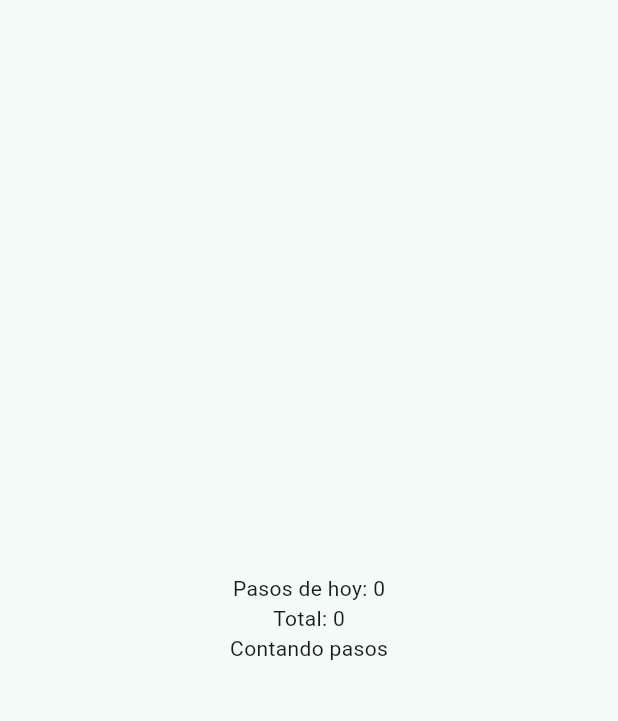
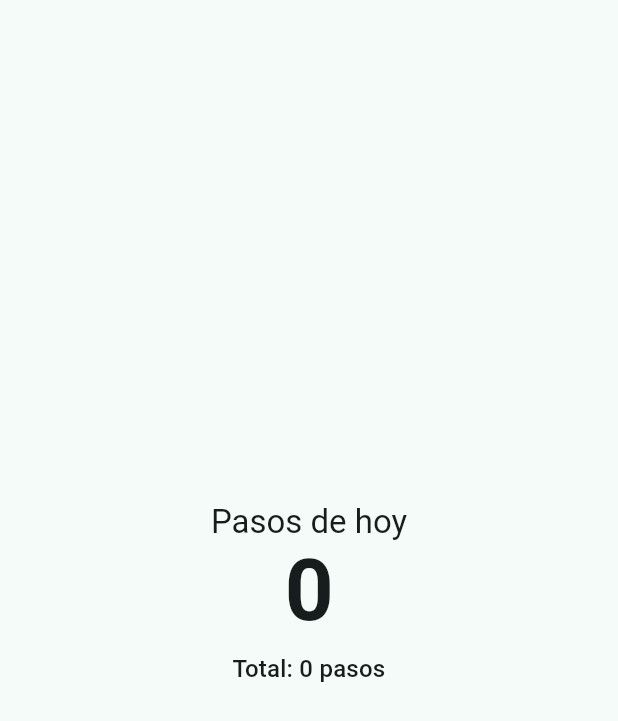
Before and after one commit to Ivanknop/gramonia-steps, a Flutter app: the screen it shows after launch, on a phone screen of 412 x 824 dp. Shown: the top 721 px of the screen. Run offline on Flutter 3.47's test engine with Material 3 defaults, Android fonts, the phone set to English and light mode, and no system bars; our stand-ins replace material_ui, pedometer, permission_handler, shared_preferences.

Commit message:
Pantalla de pasos con avisos de permiso y botón de debug +1.000
Co-Authored-By: Claude Opus 5.5 <noreply@anthropic.com>

```diff
--- a/lib/app.dart
+++ b/lib/app.dart
@@ -3,6 +3,7 @@ import 'package:material_ui/material_ui.dart';
 import 'services/step_sensor.dart';
 import 'services/step_storage.dart';
 import 'strings.dart';
+import 'ui/home_screen.dart';
 import 'ui/step_controller.dart';
 
 class GramoniaApp extends StatefulWidget {
@@ -55,30 +56,7 @@ class _GramoniaAppState extends State<GramoniaApp> with WidgetsBindingObserver {
     return MaterialApp(
       title: Strings.appTitle,
       theme: ThemeData(colorSchemeSeed: Colors.teal),
-      // Pantalla provisoria para probar el sensor; la definitiva va en el paso 5.
-      home: Scaffold(
-        body: Center(
-          child: ListenableBuilder(
-            listenable: _controller,
-            builder: (context, _) => Column(
-              mainAxisSize: MainAxisSize.min,
-              children: [
-                Text(Strings.today(_controller.state.todaySteps)),
-                Text(Strings.total(_controller.state.totalSteps)),
-                Text(_statusText(_controller.status)),
-              ],
-            ),
-          ),
-        ),
-      ),
+      home: HomeScreen(controller: _controller),
     );
   }
-
-  String _statusText(StepStatus status) => switch (status) {
-    StepStatus.loading => Strings.loading,
-    StepStatus.tracking => Strings.tracking,
-    StepStatus.needsPermission => Strings.needsPermission,
-    StepStatus.permissionBlocked => Strings.permissionBlocked,
-    StepStatus.noSensor => Strings.noSensor,
-  };
 }
--- a/lib/strings.dart
+++ b/lib/strings.dart
@@ -2,11 +2,26 @@
 abstract final class Strings {
   static const appTitle = 'Gramonia';
   static const loading = 'Cargando…';
-  static String today(int steps) => 'Pasos de hoy: $steps';
-  static String total(int steps) => 'Total: $steps';
-  static const tracking = 'Contando pasos';
-  static const needsPermission = 'Falta el permiso de actividad física.';
+  static const todayLabel = 'Pasos de hoy';
+  static String total(int steps) => 'Total: ${formatNumber(steps)} pasos';
+  static const needsPermission =
+      'Para contar tus pasos, Gramonia necesita el permiso de actividad física.';
+  static const grantPermission = 'Dar permiso';
   static const permissionBlocked =
-      'El permiso está bloqueado. Activalo en los Ajustes de la app.';
+      'El permiso de actividad física está bloqueado. '
+      'Activalo en los Ajustes de la app.';
+  static const openSettings = 'Abrir ajustes';
   static const noSensor = 'Este celular no tiene sensor de pasos.';
+  static String debugAdd(int steps) => '+${formatNumber(steps)} pasos';
+
+  /// 12345 → "12.345".
+  static String formatNumber(int n) {
+    final digits = n.abs().toString();
+    final buffer = StringBuffer(n < 0 ? '-' : '');
+    for (var i = 0; i < digits.length; i++) {
+      if (i > 0 && (digits.length - i) % 3 == 0) buffer.write('.');
+      buffer.write(digits[i]);
+    }
+    return buffer.toString();
+  }
 }
--- /dev/null
+++ b/lib/ui/home_screen.dart
@@ -0,0 +1,112 @@
+import 'package:flutter/foundation.dart';
+import 'package:material_ui/material_ui.dart';
+
+import '../data/chapter1.dart';
+import '../strings.dart';
+import 'step_controller.dart';
+
+/// Pantalla única: pasos de hoy, total y botón de debug.
+class HomeScreen extends StatelessWidget {
+  const HomeScreen({
+    super.key,
+    required this.controller,
+    this.showDebug = kDebugMode,
+  });
+
+  final StepController controller;
+
+  /// El botón "+1.000 pasos" solo aparece en builds de debug.
+  final bool showDebug;
+
+  @override
+  Widget build(BuildContext context) {
+    final text = Theme.of(context).textTheme;
+    return Scaffold(
+      body: SafeArea(
+        child: Padding(
+          padding: const EdgeInsets.all(24),
+          child: ListenableBuilder(
+            listenable: controller,
+            builder: (context, _) {
+              final state = controller.state;
+              return Column(
+                mainAxisAlignment: MainAxisAlignment.center,
+                crossAxisAlignment: CrossAxisAlignment.stretch,
+                children: [
+                  Text(
+                    Strings.todayLabel,
+                    textAlign: TextAlign.center,
+                    style: text.titleLarge,
+                  ),
+                  Text(
+                    Strings.formatNumber(state.todaySteps),
+                    textAlign: TextAlign.center,
+                    style: text.displayLarge?.copyWith(
+                      fontWeight: FontWeight.bold,
+                    ),
+                  ),
+                  const SizedBox(height: 8),
+                  Text(
+                    Strings.total(state.totalSteps),
+                    textAlign: TextAlign.center,
+                    style: text.titleMedium,
+                  ),
+                  const SizedBox(height: 32),
+                  _StatusNotice(controller: controller),
+                  if (showDebug) ...[
+                    const SizedBox(height: 32),
+                    OutlinedButton(
+                      onPressed: () => controller.addDebugSteps(debugStepBonus),
+                      child: Text(Strings.debugAdd(debugStepBonus)),
+                    ),
+                  ],
+                ],
+              );
+            },
+          ),
+        ),
+      ),
+    );
+  }
+}
+
+class _StatusNotice extends StatelessWidget {
+  const _StatusNotice({required this.controller});
+
+  final StepController controller;
+
+  @override
+  Widget build(BuildContext context) {
+    final (message, action) = switch (controller.status) {
+      StepStatus.loading => (Strings.loading, null),
+      StepStatus.tracking => (null, null),
+      StepStatus.needsPermission => (
+        Strings.needsPermission,
+        Strings.grantPermission,
+      ),
+      StepStatus.permissionBlocked => (
+        Strings.permissionBlocked,
+        Strings.openSettings,
+      ),
+      StepStatus.noSensor => (Strings.noSensor, null),
+    };
+    if (message == null) return const SizedBox.shrink();
+    return Card(
+      child: Padding(
+        padding: const EdgeInsets.all(16),
+        child: Column(
+          children: [
+            Text(message, textAlign: TextAlign.center),
+            if (action != null) ...[
+              const SizedBox(height: 12),
+              FilledButton(
+                onPressed: controller.askPermission,
+                child: Text(action),
+              ),
+            ],
+          ],
+        ),
+      ),
+    );
+  }
+}
```
Also changed, not shown: 3 other files.
